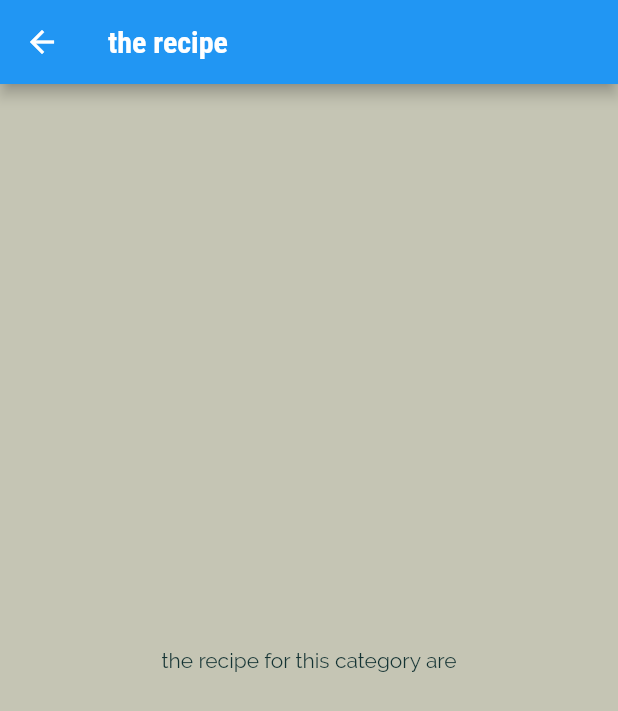
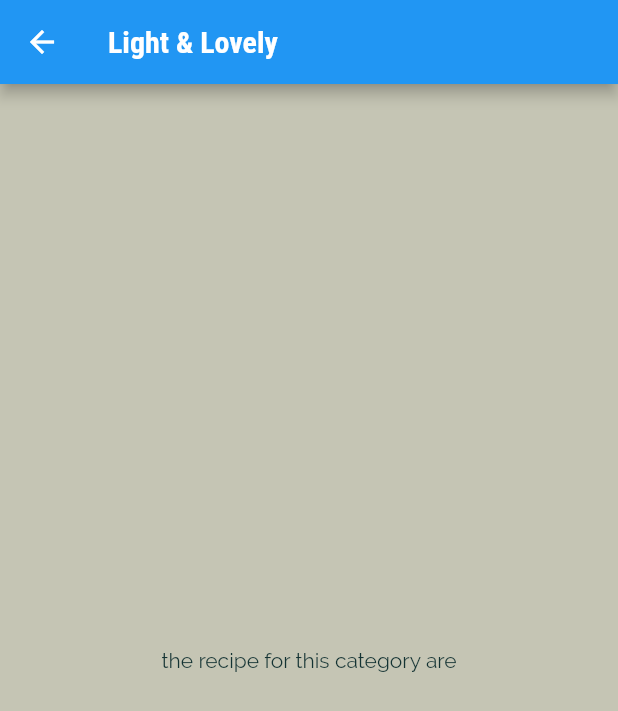
Before and after one commit to George-k-tech/meal_app, a Flutter app: the screen it shows after launch, after a tap on "Light & Lovely", on a phone screen of 412 x 824 dp. Shown: the top 711 px of the screen. Run offline on Flutter 3.47's test engine with Material 2 defaults, Android fonts, the phone set to English and light mode, and no system bars.

Commit message:
flutter application

```diff
--- a/lib/Categories_screens.dart
+++ b/lib/Categories_screens.dart
@@ -3,7 +3,6 @@ import './dummy_data.dart';
 import './category_item.dart';
 
 class CategoriesScreens extends StatelessWidget {
-  const CategoriesScreens({super.key});
 
   @override
   Widget build(BuildContext context) {
@@ -18,6 +17,8 @@ class CategoriesScreens extends StatelessWidget {
               (categoryData) => CategoryItems(
                 categoryData.title,
                 categoryData.color,
+                 categoryData.id,
+
               ),
             )
             .toList(),
--- a/lib/category_item.dart
+++ b/lib/category_item.dart
@@ -3,19 +3,17 @@ import 'package:meal_app/category_meals_screem.dart';
 
 class CategoryItems extends StatelessWidget {
   //receive the variables to use
+  final String id;
   final String title;
   final Color color;
 
-  CategoryItems(this.title, this.color);
+  CategoryItems(this.title, this.color, this.id);
 
   void selectCategory(BuildContext ctx) {
-    Navigator.of(ctx).push(
-      MaterialPageRoute(
-        builder: (_) {
-          return CategoryMealScreen();
-        },
-      ),
-    );
+    Navigator.of(ctx).pushNamed('/category-meals', arguments: {
+      'id': id,
+      'title': title,
+    });
   }
 
   @override
--- a/lib/category_meals_screem.dart
+++ b/lib/category_meals_screem.dart
@@ -1,13 +1,21 @@
 import 'package:flutter/material.dart';
 
 class CategoryMealScreen extends StatelessWidget {
-  const CategoryMealScreen({super.key});
+/*   final String categoryId;
+  final String categoryTitle;
 
+  CategoryMealScreen(this.categoryId, this.categoryTitle); */
   @override
   Widget build(BuildContext context) {
+    final routeArgs =
+        ModalRoute.of(context)?.settings.arguments as Map<String, String>;
+    final categoryTitle = routeArgs['title'];
+     final categoryId = routeArgs['id'];
     return Scaffold(
-      appBar: AppBar(title: const Text('the recipe'),),
-      body: Center(
+      appBar: AppBar(
+        title: Text(categoryTitle!),
+      ),
+      body: const Center(
         child: Text(
           'the recipe for this category are',
         ),
--- a/lib/main.dart
+++ b/lib/main.dart
@@ -1,4 +1,5 @@
 import 'package:flutter/material.dart';
+import 'package:meal_app/category_meals_screem.dart';
 import './Categories_screens.dart';
 
 void main() {
@@ -32,7 +33,10 @@ class MyApp extends StatelessWidget {
             ),
       ),
       //home is the first screen that is the root screen
-      home: const CategoriesScreens(),
+      home:  CategoriesScreens(),
+      routes: {
+        '/category-meals': (ctx) => CategoryMealScreen(),
+      },
     );
   }
 }
```
